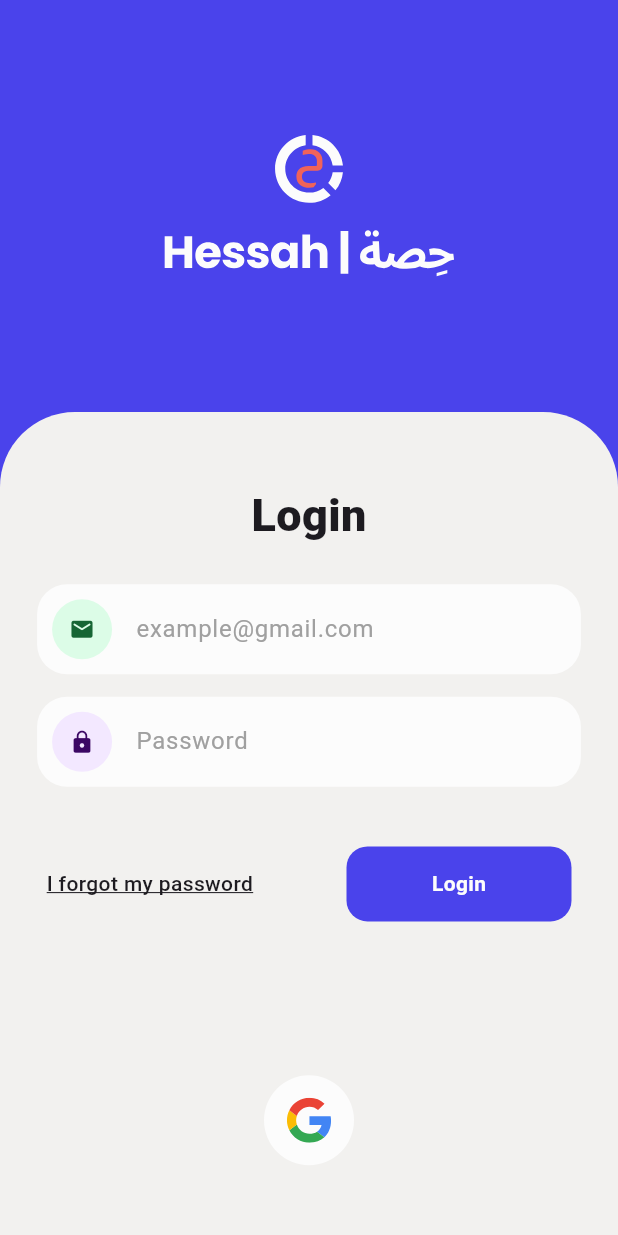
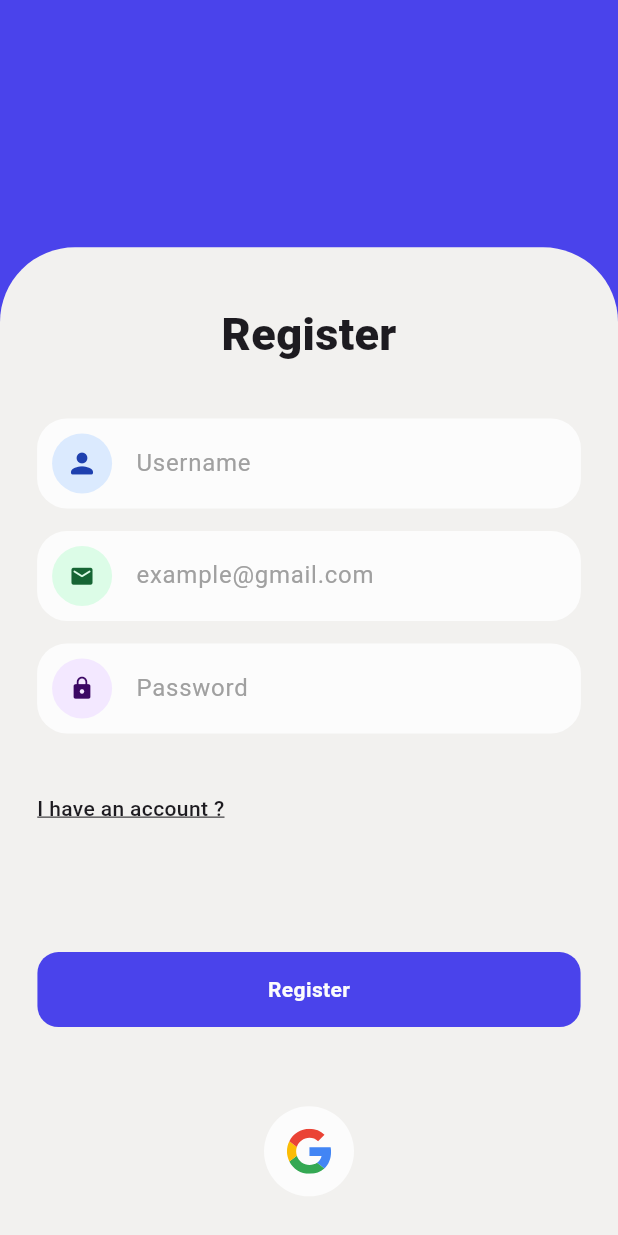
Before and after one commit to HessahOfficial/7essa-mobile-app, a Flutter app: the screen it shows after launch, after a tap on "Skip", after a tap on "Continue", on a phone screen of 412 x 824 dp. Run offline on Flutter 3.47's test engine with Material 3 defaults, Android fonts, the phone set to English and light mode, and no system bars; our stand-ins replace flutter_svg, get.

Commit message:
create register screen

```diff
--- a/lib/constants/app_colors.dart
+++ b/lib/constants/app_colors.dart
@@ -10,4 +10,6 @@ class AppColors {
   static const Color green100 = Color(0xFFDCFCE7);
   static const Color purple950 = Color(0xFF3B0764);
   static const Color purple100 = Color(0xFFF3E8FF);
+  static const Color blue800 = Color(0xFF1E40AF);
+  static const Color blue100 = Color(0xFFDBEAFE);
 }
--- a/lib/screens/email_screen.dart
+++ b/lib/screens/email_screen.dart
@@ -3,6 +3,7 @@ import "package:flutter_svg/flutter_svg.dart";
 import "package:get/get.dart";
 import "package:hessa/constants/app_colors.dart";
 import "package:hessa/screens/login-screen.dart";
+import "package:hessa/screens/register_screen.dart";
 import "package:hessa/widgets/custom_button.dart";
 import "package:hessa/widgets/custom_circular_button.dart";
 import "package:hessa/widgets/custom_text_field.dart";
@@ -84,7 +85,11 @@ class _EmailScreenState extends State<EmailScreen> {
                            height: 50,
                            text: "Continue",
                            onTap: () {
-                             Get.to(LoginScreen());
+                             if (emailAddressController.text == "mostafa3132004@gmail.com") {
+                               Get.to(LoginScreen(emailAddress: emailAddressController.text,));
+                             } else {
+                               Get.to(RegisterScreen(emailAddress: emailAddressController.text,));
+                             }
                            }
                          ),
                        ],
@@ -93,7 +98,6 @@ class _EmailScreenState extends State<EmailScreen> {
                    customCircularButton(
                        child: SvgPicture.asset("assets/images/google.svg", width: 30, height: 30,)
                    )
-
                  ],
                ),
              ))
--- a/lib/screens/login-screen.dart
+++ b/lib/screens/login-screen.dart
@@ -7,7 +7,9 @@ import '../widgets/custom_circular_button.dart';
 import '../widgets/custom_text_field.dart';
 
 class LoginScreen extends StatefulWidget {
-  const LoginScreen({super.key});
+  final String emailAddress;
+
+  const LoginScreen({super.key, required this.emailAddress});
 
   @override
   State<LoginScreen> createState() => _LoginScreenState();
@@ -71,8 +73,6 @@ class _LoginScreenState extends State<LoginScreen> {
                                 padding: EdgeInsets.symmetric(
                                   vertical: screenHeight * 0.03,
                                 ),
-                                child: Container(
-                                  // color: AppColors.white2,
                                 child: Column(
                                   children: [
                                     customTextField(
@@ -99,7 +99,6 @@ class _LoginScreenState extends State<LoginScreen> {
                                     ),
                                     SizedBox(height: 15,),
                                   ],
-                                  ),
                                 ),
                               ),
 
--- a/lib/screens/onboarding_screen.dart
+++ b/lib/screens/onboarding_screen.dart
@@ -4,7 +4,7 @@ import 'package:hessa/constants/app_colors.dart';
 import 'package:get/get.dart';
 import 'package:hessa/screens/email_screen.dart';
 
-import '../widgets/textButton.dart';
+import '../widgets/custom_text_button.dart';
 
 class OnboardingScreen extends StatelessWidget {
   const OnboardingScreen({super.key});
@@ -47,8 +47,8 @@ class OnboardingScreen extends StatelessWidget {
                   child: Row(
                     mainAxisAlignment: MainAxisAlignment.spaceBetween,
                     children: [
-                      textButton(text: 'Skip', color: AppColors.gray, onTap: () => Get.offAll(EmailScreen())),
-                      textButton(text: 'Next', color: AppColors.primary, onTap: () => Get.offAll(EmailScreen())),
+                      customTextButton(text: 'Skip', color: AppColors.gray, onTap: () => Get.offAll(EmailScreen())),
+                      customTextButton(text: 'Next', color: AppColors.primary, onTap: () => Get.offAll(EmailScreen())),
                     ],
                   ),)
               ],
--- /dev/null
+++ b/lib/screens/register_screen.dart
@@ -0,0 +1,170 @@
+import 'package:flutter/material.dart';
+import 'package:flutter_svg/svg.dart';
+import 'package:get/get.dart';
+import 'package:hessa/screens/login-screen.dart';
+
+import '../constants/app_colors.dart';
+import '../widgets/custom_button.dart';
+import '../widgets/custom_circular_button.dart';
+import '../widgets/custom_text_field.dart';
+
+
+class RegisterScreen extends StatefulWidget {
+  final String emailAddress;
+
+  const RegisterScreen({super.key, required this.emailAddress});
+
+  @override
+  State<RegisterScreen> createState() => _RegisterScreenState();
+}
+
+class _RegisterScreenState extends State<RegisterScreen> {
+  @override
+  Widget build(BuildContext context) {
+
+    double screenWidth = MediaQuery.of(context).size.width;
+    double screenHeight = MediaQuery.of(context).size.height;
+
+    TextEditingController usernameController = TextEditingController();
+    TextEditingController emailAddressController = TextEditingController();
+    TextEditingController passwordController = TextEditingController();
+
+    return MaterialApp(
+      debugShowCheckedModeBanner: false,
+      home: Scaffold(
+          resizeToAvoidBottomInset: false,
+          backgroundColor: AppColors.secondary,
+          body: Expanded(
+            child: Column(
+              crossAxisAlignment: CrossAxisAlignment.center,
+              mainAxisAlignment: MainAxisAlignment.center,
+              children: [
+                Expanded(
+                  flex: 1,
+                  child: Container()
+                ),
+                Expanded(
+                    flex: 4,
+                    child: Container(
+                      width: screenWidth,
+                      decoration: BoxDecoration(
+                        color: AppColors.white1,
+                        borderRadius: BorderRadius.only(topLeft: Radius.circular(50), topRight: Radius.circular(50)),
+                      ),
+                      child: Column(
+                        mainAxisAlignment: MainAxisAlignment.spaceAround,
+                        crossAxisAlignment: CrossAxisAlignment.center,
+                        children: [
+                          Padding(
+                            padding: EdgeInsets.only(bottom: screenHeight * 0.01),
+                            child: Column(
+                              mainAxisAlignment: MainAxisAlignment.spaceEvenly,
+                              crossAxisAlignment: CrossAxisAlignment.center,
+                              children: [
+                                Padding(
+                                  padding: EdgeInsets.symmetric(vertical: 10),
+                                  child: Text("Register", style: TextStyle(
+                                      fontWeight: FontWeight.w900,
+                                      fontSize: 30
+                                  ),),),
+                                //
+                                Padding(
+                                  padding: EdgeInsets.symmetric(
+                                    vertical: screenHeight * 0.03,
+                                  ),
+                                  child: Column(
+                                    children: [
+                                      customTextField(
+                                        controller: usernameController,
+                                        icon: Icons.person_rounded,
+                                        iconColor: AppColors.blue800,
+                                        inputColor: AppColors.white2,
+                                        iconBackgroundColor: AppColors.blue100,
+                                        placeholder: "Username",
+                                        screenWidth: screenWidth,
+                                        type: TextInputType.text,
+                                        iconSize: 22,
+                                        // onChanged: (val) {
+                                        //   setState(() {
+                                        //     usernameController.text = val;
+                                        //   });
+                                        // }
+                                      ),
+                                      SizedBox(height: 15,),
+                                      customTextField(
+                                        controller: emailAddressController,
+                                        icon: Icons.email_rounded,
+                                        iconColor: AppColors.green800,
+                                        inputColor: AppColors.white2,
+                                        iconBackgroundColor: AppColors.green100,
+                                        placeholder: "example@gmail.com",
+                                        screenWidth: screenWidth,
+                                        type: TextInputType.emailAddress,
+                                        // onChanged: (val) {
+                                        //   setState(() {
+                                        //     emailAddressController.text = val;
+                                        //   });
+                                        // }
+                                      ),
+                                      SizedBox(height: 15,),
+                                      customTextField(
+                                        controller: passwordController,
+                                        icon: Icons.lock,
+                                        iconColor: AppColors.purple950,
+                                        inputColor: AppColors.white2,
+                                        iconBackgroundColor: AppColors.purple100,
+                                        placeholder: "Password",
+                                        screenWidth: screenWidth,
+                                        type: TextInputType.text,
+                                        obscure: true,
+                                        // onChanged: (val) {
+                                        //   setState(() {
+                                        //     passwordController.text = val;
+                                        //   });
+                                        // }
+                                      ),
+                                      SizedBox(height: 40,),
+                                      Padding(
+                                        padding: EdgeInsets.symmetric(horizontal: screenWidth * 0.06),
+                                        child: Row(
+                                          children: [
+                                            GestureDetector(
+                                              child: Text("I have an account ?", style: TextStyle(
+                                                  fontWeight: FontWeight.w500,
+                                                  decoration: TextDecoration.underline
+                                              ),),
+                                              onTap: () {
+                                                Get.to(LoginScreen(emailAddress: widget.emailAddress));
+                                              },
+                                            ),
+                                          ],
+                                        ),)
+                                    ],
+                                  ),
+                                ),
+
+                              ],
+                            ),
+                          ),
+
+                          customButton(
+                              width: 362.1,
+                              height: 50,
+                              text: "Register",
+                              onTap: () {}
+                          ),
+
+                          customCircularButton(
+                              child: SvgPicture.asset("assets/images/google.svg", width: 30, height: 30,)
+                          )
+
+                        ],
+                      ),
+                    ))
+              ],
+            ),
+          )
+      ),
+    );
+  }
+}
--- a/lib/widgets/textButton.dart
+++ b/lib/widgets/custom_text_button.dart
@@ -1,6 +1,6 @@
 import 'package:flutter/material.dart';
 
-Widget textButton({
+Widget customTextButton({
   required String text,
   required Color color,
   void Function()? onTap
--- a/lib/widgets/custom_text_field.dart
+++ b/lib/widgets/custom_text_field.dart
@@ -9,8 +9,10 @@ Widget customTextField({
   required String placeholder,
   required double screenWidth,
   required TextEditingController controller,
+  void Function(String val)? onChanged,
   double? height,
   double? borderRadius,
+  double? iconSize,
   TextInputType? type,
   bool? obscure,
 }) {
@@ -31,13 +33,14 @@ Widget customTextField({
             radius: borderRadius?? 20,
             child: Icon(
                 icon,
-                size: 17,
+                size: iconSize?? 17,
                 color: iconColor
             ),
           ),),
         SizedBox(
           width: screenWidth * 0.7,
           child: TextFormField(
+            onChanged: onChanged,
             obscureText: obscure?? false,
             controller: controller,
             keyboardType: TextInputType.text,
```
Lines whose indentation alone changed are shown as unchanged.
